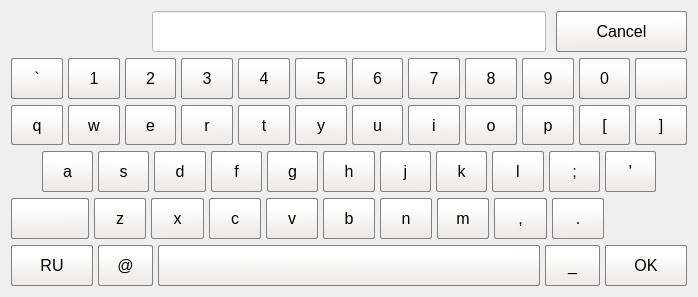
timerke/pyqt_virtual_keyboard, file keyboard/keyboard_en.ui: the form before one commit.
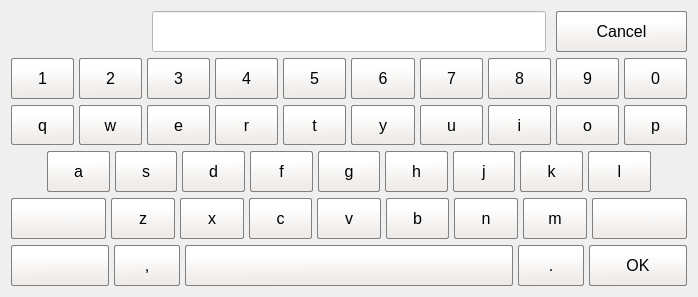
The form after the commit. Icons and pictures are not drawn.

Commit message: Changed layout to Yandex keyboard

Patch:
```diff
--- a/keyboard/keyboard_en.ui
+++ b/keyboard/keyboard_en.ui
@@ -77,41 +77,10 @@
     </layout>
    </item>
    <item>
-    <layout class="QHBoxLayout" name="horizontalLayout_3" stretch="10,10,10,10,10,10,10,10,10,10,10,10">
+    <layout class="QHBoxLayout" name="horizontalLayout_3" stretch="10,10,10,10,10,10,10,10,10,10">
      <property name="spacing">
       <number>5</number>
      </property>
-     <item>
-      <widget class="QPushButton" name="btn_backtick">
-       <property name="sizePolicy">
-        <sizepolicy hsizetype="Ignored" vsizetype="Ignored">
-         <horstretch>0</horstretch>
-         <verstretch>0</verstretch>
-        </sizepolicy>
-       </property>
-       <property name="font">
-        <font>
-         <pointsize>12</pointsize>
-        </font>
-       </property>
-       <property name="styleSheet">
-        <string notr="true">QPushButton
-{
-	background-color: qlineargradient(spread:pad, x1:0.521, y1:0.8925, x2:0.504, y2:0.244227, stop:0.00847458 rgba(238, 235, 232, 255), stop:1 rgba(255, 255, 255, 255));
-	border: 1px solid gray;
-	border-radius: 2px;
-}
-
-QPushButton:pressed 
-{	
-	background-color: rgb(140, 223, 255);
- }</string>
-       </property>
-       <property name="text">
-        <string>`</string>
-       </property>
-      </widget>
-     </item>
      <item>
       <widget class="QPushButton" name="btn_1">
        <property name="sizePolicy">
@@ -422,45 +391,10 @@
        </property>
       </widget>
      </item>
-     <item>
-      <widget class="QPushButton" name="btn_backspace">
-       <property name="sizePolicy">
-        <sizepolicy hsizetype="Ignored" vsizetype="Ignored">
-         <horstretch>0</horstretch>
-         <verstretch>0</verstretch>
-        </sizepolicy>
-       </property>
-       <property name="font">
-        <font>
-         <pointsize>12</pointsize>
-        </font>
-       </property>
-       <property name="styleSheet">
-        <string notr="true">QPushButton
-{
-	background-color: qlineargradient(spread:pad, x1:0.521, y1:0.8925, x2:0.504, y2:0.244227, stop:0.00847458 rgba(238, 235, 232, 255), stop:1 rgba(255, 255, 255, 255));
-	border: 1px solid gray;
-	border-radius: 2px;
-}
-
-QPushButton:pressed 
-{	
-	background-color: rgb(140, 223, 255);
- }</string>
-       </property>
-       <property name="text">
-        <string/>
-       </property>
-       <property name="icon">
-        <iconset>
-         <normaloff>backspace.png</normaloff>backspace.png</iconset>
-       </property>
-      </widget>
-     </item>
     </layout>
    </item>
    <item>
-    <layout class="QHBoxLayout" name="horizontalLayout" stretch="10,10,10,10,10,10,10,10,10,10,10,10">
+    <layout class="QHBoxLayout" name="horizontalLayout" stretch="10,10,10,10,10,10,10,10,10,10">
      <property name="spacing">
       <number>5</number>
      </property>
@@ -774,72 +708,10 @@
        </property>
       </widget>
      </item>
-     <item>
-      <widget class="QPushButton" name="btn_open_square_bracket">
-       <property name="sizePolicy">
-        <sizepolicy hsizetype="Ignored" vsizetype="Ignored">
-         <horstretch>0</horstretch>
-         <verstretch>0</verstretch>
-        </sizepolicy>
-       </property>
-       <property name="font">
-        <font>
-         <pointsize>12</pointsize>
-        </font>
-       </property>
-       <property name="styleSheet">
-        <string notr="true">QPushButton
-{
-	background-color: qlineargradient(spread:pad, x1:0.521, y1:0.8925, x2:0.504, y2:0.244227, stop:0.00847458 rgba(238, 235, 232, 255), stop:1 rgba(255, 255, 255, 255));
-	border: 1px solid gray;
-	border-radius: 2px;
-}
-
-QPushButton:pressed 
-{	
-	background-color: rgb(140, 223, 255);
- }</string>
-       </property>
-       <property name="text">
-        <string>[</string>
-       </property>
-      </widget>
-     </item>
-     <item>
-      <widget class="QPushButton" name="btn_close_square_bracket">
-       <property name="sizePolicy">
-        <sizepolicy hsizetype="Ignored" vsizetype="Ignored">
-         <horstretch>0</horstretch>
-         <verstretch>0</verstretch>
-        </sizepolicy>
-       </property>
-       <property name="font">
-        <font>
-         <pointsize>12</pointsize>
-        </font>
-       </property>
-       <property name="styleSheet">
-        <string notr="true">QPushButton
-{
-	background-color: qlineargradient(spread:pad, x1:0.521, y1:0.8925, x2:0.504, y2:0.244227, stop:0.00847458 rgba(238, 235, 232, 255), stop:1 rgba(255, 255, 255, 255));
-	border: 1px solid gray;
-	border-radius: 2px;
-}
-
-QPushButton:pressed 
-{	
-	background-color: rgb(140, 223, 255);
- }</string>
-       </property>
-       <property name="text">
-        <string>]</string>
-       </property>
-      </widget>
-     </item>
     </layout>
    </item>
    <item>
-    <layout class="QHBoxLayout" name="horizontalLayout_2" stretch="5,10,10,10,10,10,10,10,10,10,10,10,5">
+    <layout class="QHBoxLayout" name="horizontalLayout_2" stretch="5,10,10,10,10,10,10,10,10,10,5">
      <property name="spacing">
       <number>5</number>
      </property>
@@ -1125,75 +997,13 @@
        </property>
       </widget>
      </item>
-     <item>
-      <widget class="QPushButton" name="btn_semicolon">
-       <property name="sizePolicy">
-        <sizepolicy hsizetype="Ignored" vsizetype="Ignored">
-         <horstretch>0</horstretch>
-         <verstretch>0</verstretch>
-        </sizepolicy>
-       </property>
-       <property name="font">
-        <font>
-         <pointsize>12</pointsize>
-        </font>
-       </property>
-       <property name="styleSheet">
-        <string notr="true">QPushButton
-{
-	background-color: qlineargradient(spread:pad, x1:0.521, y1:0.8925, x2:0.504, y2:0.244227, stop:0.00847458 rgba(238, 235, 232, 255), stop:1 rgba(255, 255, 255, 255));
-	border: 1px solid gray;
-	border-radius: 2px;
-}
-
-QPushButton:pressed 
-{	
-	background-color: rgb(140, 223, 255);
- }</string>
-       </property>
-       <property name="text">
-        <string>;</string>
-       </property>
-      </widget>
-     </item>
-     <item>
-      <widget class="QPushButton" name="btn_apostrophe">
-       <property name="sizePolicy">
-        <sizepolicy hsizetype="Ignored" vsizetype="Ignored">
-         <horstretch>0</horstretch>
-         <verstretch>0</verstretch>
-        </sizepolicy>
-       </property>
-       <property name="font">
-        <font>
-         <pointsize>12</pointsize>
-        </font>
-       </property>
-       <property name="styleSheet">
-        <string notr="true">QPushButton
-{
-	background-color: qlineargradient(spread:pad, x1:0.521, y1:0.8925, x2:0.504, y2:0.244227, stop:0.00847458 rgba(238, 235, 232, 255), stop:1 rgba(255, 255, 255, 255));
-	border: 1px solid gray;
-	border-radius: 2px;
-}
-
-QPushButton:pressed 
-{	
-	background-color: rgb(140, 223, 255);
- }</string>
-       </property>
-       <property name="text">
-        <string>'</string>
-       </property>
-      </widget>
-     </item>
      <item>
       <widget class="QWidget" name="widget_2" native="true"/>
      </item>
     </layout>
    </item>
    <item>
-    <layout class="QHBoxLayout" name="horizontalLayout_5" stretch="15,10,10,10,10,10,10,10,10,10,15">
+    <layout class="QHBoxLayout" name="horizontalLayout_5" stretch="15,10,10,10,10,10,10,10,15">
      <property name="spacing">
       <number>5</number>
      </property>
@@ -1457,6 +1267,83 @@
       </widget>
      </item>
      <item>
+      <widget class="QPushButton" name="btn_backspace">
+       <property name="sizePolicy">
+        <sizepolicy hsizetype="Ignored" vsizetype="Ignored">
+         <horstretch>0</horstretch>
+         <verstretch>0</verstretch>
+        </sizepolicy>
+       </property>
+       <property name="font">
+        <font>
+         <pointsize>12</pointsize>
+        </font>
+       </property>
+       <property name="styleSheet">
+        <string notr="true">QPushButton
+{
+	background-color: qlineargradient(spread:pad, x1:0.521, y1:0.8925, x2:0.504, y2:0.244227, stop:0.00847458 rgba(238, 235, 232, 255), stop:1 rgba(255, 255, 255, 255));
+	border: 1px solid gray;
+	border-radius: 2px;
+}
+
+QPushButton:pressed 
+{	
+	background-color: rgb(140, 223, 255);
+ }</string>
+       </property>
+       <property name="text">
+        <string/>
+       </property>
+       <property name="icon">
+        <iconset>
+         <normaloff>backspace.png</normaloff>backspace.png</iconset>
+       </property>
+      </widget>
+     </item>
+    </layout>
+   </item>
+   <item>
+    <layout class="QHBoxLayout" name="horizontalLayout_4" stretch="15,10,50,10,15">
+     <property name="spacing">
+      <number>5</number>
+     </property>
+     <item>
+      <widget class="QPushButton" name="btn_language">
+       <property name="sizePolicy">
+        <sizepolicy hsizetype="Preferred" vsizetype="Preferred">
+         <horstretch>0</horstretch>
+         <verstretch>0</verstretch>
+        </sizepolicy>
+       </property>
+       <property name="font">
+        <font>
+         <pointsize>12</pointsize>
+        </font>
+       </property>
+       <property name="styleSheet">
+        <string notr="true">QPushButton
+{
+	background-color: qlineargradient(spread:pad, x1:0.521, y1:0.8925, x2:0.504, y2:0.244227, stop:0.00847458 rgba(238, 235, 232, 255), stop:1 rgba(255, 255, 255, 255));
+	border: 1px solid gray;
+	border-radius: 2px;
+}
+
+QPushButton:pressed 
+{	
+	background-color: rgb(140, 223, 255);
+ }</string>
+       </property>
+       <property name="text">
+        <string/>
+       </property>
+       <property name="icon">
+        <iconset>
+         <normaloff>world.png</normaloff>world.png</iconset>
+       </property>
+      </widget>
+     </item>
+     <item>
       <widget class="QPushButton" name="btn_comma">
        <property name="sizePolicy">
         <sizepolicy hsizetype="Ignored" vsizetype="Ignored">
@@ -1487,6 +1374,37 @@
        </property>
       </widget>
      </item>
+     <item>
+      <widget class="QPushButton" name="btn_space">
+       <property name="sizePolicy">
+        <sizepolicy hsizetype="Ignored" vsizetype="Ignored">
+         <horstretch>0</horstretch>
+         <verstretch>0</verstretch>
+        </sizepolicy>
+       </property>
+       <property name="font">
+        <font>
+         <pointsize>12</pointsize>
+        </font>
+       </property>
+       <property name="styleSheet">
+        <string notr="true">QPushButton
+{
+	background-color: qlineargradient(spread:pad, x1:0.521, y1:0.8925, x2:0.504, y2:0.244227, stop:0.00847458 rgba(238, 235, 232, 255), stop:1 rgba(255, 255, 255, 255));
+	border: 1px solid gray;
+	border-radius: 2px;
+}
+
+QPushButton:pressed 
+{	
+	background-color: rgb(140, 223, 255);
+ }</string>
+       </property>
+       <property name="text">
+        <string/>
+       </property>
+      </widget>
+     </item>
      <item>
       <widget class="QPushButton" name="btn_period">
        <property name="sizePolicy">
@@ -1515,140 +1433,6 @@
        </property>
        <property name="text">
         <string>.</string>
-       </property>
-      </widget>
-     </item>
-     <item>
-      <widget class="QWidget" name="widget_4" native="true"/>
-     </item>
-    </layout>
-   </item>
-   <item>
-    <layout class="QHBoxLayout" name="horizontalLayout_4" stretch="15,10,70,10,15">
-     <property name="spacing">
-      <number>5</number>
-     </property>
-     <item>
-      <widget class="QPushButton" name="btn_language">
-       <property name="sizePolicy">
-        <sizepolicy hsizetype="Preferred" vsizetype="Preferred">
-         <horstretch>0</horstretch>
-         <verstretch>0</verstretch>
-        </sizepolicy>
-       </property>
-       <property name="font">
-        <font>
-         <pointsize>12</pointsize>
-        </font>
-       </property>
-       <property name="styleSheet">
-        <string notr="true">QPushButton
-{
-	background-color: qlineargradient(spread:pad, x1:0.521, y1:0.8925, x2:0.504, y2:0.244227, stop:0.00847458 rgba(238, 235, 232, 255), stop:1 rgba(255, 255, 255, 255));
-	border: 1px solid gray;
-	border-radius: 2px;
-}
-
-QPushButton:pressed 
-{	
-	background-color: rgb(140, 223, 255);
- }</string>
-       </property>
-       <property name="text">
-        <string>RU</string>
-       </property>
-      </widget>
-     </item>
-     <item>
-      <widget class="QPushButton" name="btn_at">
-       <property name="sizePolicy">
-        <sizepolicy hsizetype="Ignored" vsizetype="Ignored">
-         <horstretch>0</horstretch>
-         <verstretch>0</verstretch>
-        </sizepolicy>
-       </property>
-       <property name="font">
-        <font>
-         <pointsize>12</pointsize>
-        </font>
-       </property>
-       <property name="styleSheet">
-        <string notr="true">QPushButton
-{
-	background-color: qlineargradient(spread:pad, x1:0.521, y1:0.8925, x2:0.504, y2:0.244227, stop:0.00847458 rgba(238, 235, 232, 255), stop:1 rgba(255, 255, 255, 255));
-	border: 1px solid gray;
-	border-radius: 2px;
-}
-
-QPushButton:pressed 
-{	
-	background-color: rgb(140, 223, 255);
- }</string>
-       </property>
-       <property name="text">
-        <string>@</string>
-       </property>
-      </widget>
-     </item>
-     <item>
-      <widget class="QPushButton" name="btn_space">
-       <property name="sizePolicy">
-        <sizepolicy hsizetype="Ignored" vsizetype="Ignored">
-         <horstretch>0</horstretch>
-         <verstretch>0</verstretch>
-        </sizepolicy>
-       </property>
-       <property name="font">
-        <font>
-         <pointsize>12</pointsize>
-        </font>
-       </property>
-       <property name="styleSheet">
-        <string notr="true">QPushButton
-{
-	background-color: qlineargradient(spread:pad, x1:0.521, y1:0.8925, x2:0.504, y2:0.244227, stop:0.00847458 rgba(238, 235, 232, 255), stop:1 rgba(255, 255, 255, 255));
-	border: 1px solid gray;
-	border-radius: 2px;
-}
-
-QPushButton:pressed 
-{	
-	background-color: rgb(140, 223, 255);
- }</string>
-       </property>
-       <property name="text">
-        <string/>
-       </property>
-      </widget>
-     </item>
-     <item>
-      <widget class="QPushButton" name="btn_underscore">
-       <property name="sizePolicy">
-        <sizepolicy hsizetype="Ignored" vsizetype="Ignored">
-         <horstretch>0</horstretch>
-         <verstretch>0</verstretch>
-        </sizepolicy>
-       </property>
-       <property name="font">
-        <font>
-         <pointsize>12</pointsize>
-        </font>
-       </property>
-       <property name="styleSheet">
-        <string notr="true">QPushButton
-{
-	background-color: qlineargradient(spread:pad, x1:0.521, y1:0.8925, x2:0.504, y2:0.244227, stop:0.00847458 rgba(238, 235, 232, 255), stop:1 rgba(255, 255, 255, 255));
-	border: 1px solid gray;
-	border-radius: 2px;
-}
-
-QPushButton:pressed 
-{	
-	background-color: rgb(140, 223, 255);
- }</string>
-       </property>
-       <property name="text">
-        <string>_</string>
        </property>
       </widget>
      </item>
```
The commit also changes 5 other files.
